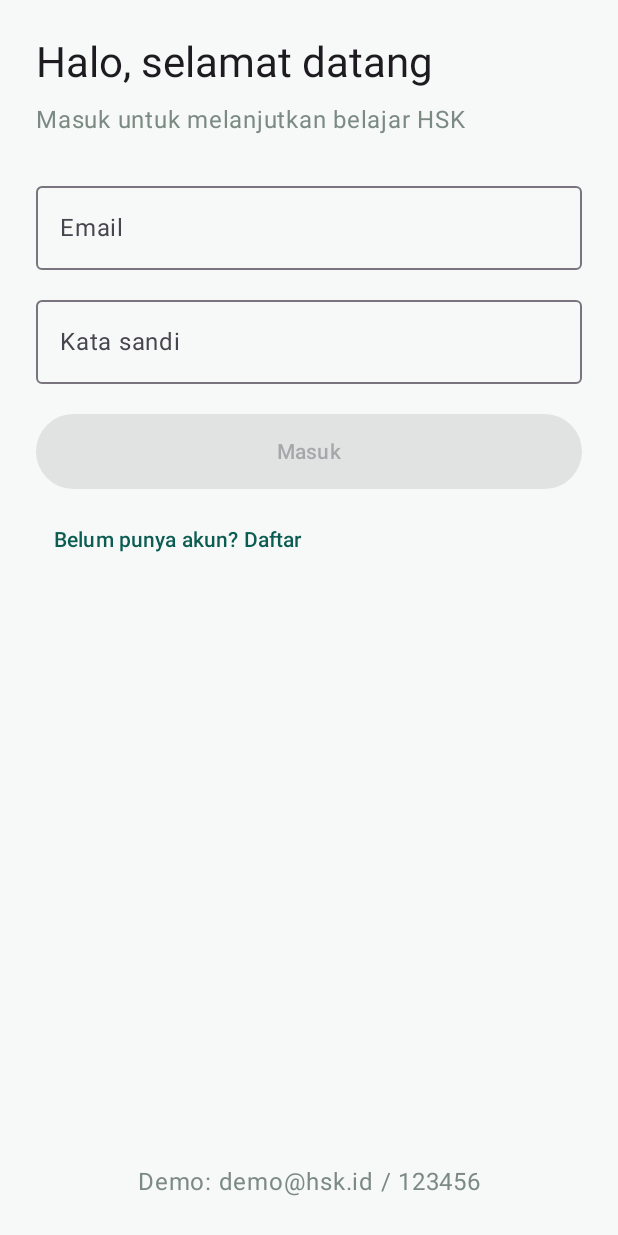
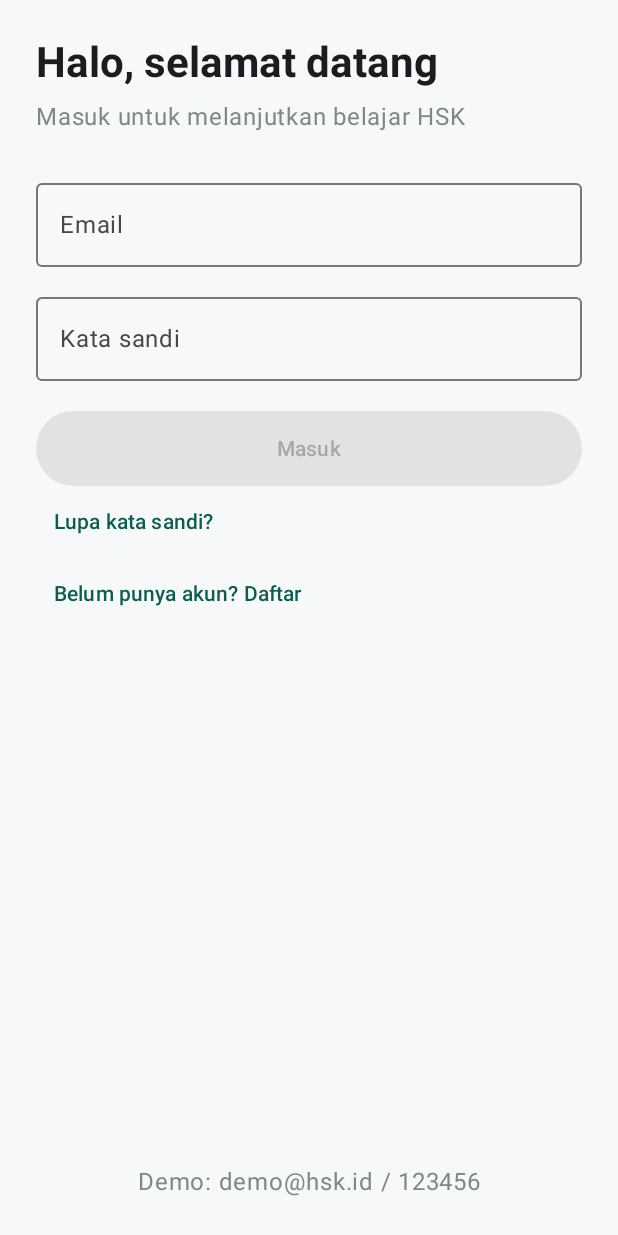
Before and after one commit to berich0709/eChinese, an Android app built with Jetpack Compose: the screen it shows after launch (MainActivity), on a phone screen of 412 x 824 dp. Run offline under Robolectric (Android 15) with nearby library versions, the phone set to English and light mode, and no system bars.

Commit message:
feat: 新增注册/找回密码、登录态与首页底部导航

```diff
--- a/app/src/main/java/com/echinese/app/MainActivity.kt
+++ b/app/src/main/java/com/echinese/app/MainActivity.kt
@@ -3,17 +3,26 @@ package com.echinese.app
 import android.os.Bundle
 import androidx.activity.ComponentActivity
 import androidx.activity.compose.setContent
+import androidx.compose.runtime.*
+import androidx.compose.ui.platform.LocalContext
 import androidx.compose.material3.MaterialTheme
 import androidx.compose.material3.Surface
 import com.echinese.core.EChineseTheme
-import com.echinese.feature.auth.LoginScreen
+import com.echinese.core.SessionStore
+import com.echinese.feature.auth.AuthFlow
 
 class MainActivity : ComponentActivity() {
     override fun onCreate(savedInstanceState: Bundle?) {
         super.onCreate(savedInstanceState)
         setContent {
             EChineseTheme {
-                Surface(color = MaterialTheme.colorScheme.background) { LoginScreen() }
+                val ctx = LocalContext.current
+                val store = remember { SessionStore(ctx) }
+                var user by remember { mutableStateOf(store.user()) }
+                Surface(color = MaterialTheme.colorScheme.background) {
+                    if (user == null) AuthFlow(onLoggedIn = { store.save(it); user = it })
+                    else HomeScreen(user = user!!, onLogout = { store.clear(); user = null })
+                }
             }
         }
     }
--- /dev/null
+++ b/core/src/main/java/com/echinese/core/SessionStore.kt
@@ -0,0 +1,24 @@
+package com.echinese.core
+
+import android.content.Context
+import com.echinese.domain.User
+
+/** 登录态本地存储；接入真实接口后 token 也放这里。 */
+class SessionStore(context: Context) {
+    private val sp = context.getSharedPreferences("eChinese.session", Context.MODE_PRIVATE)
+
+    fun save(user: User) {
+        sp.edit().putBoolean("logged_in", true)
+            .putString("id", user.id).putString("name", user.name)
+            .putString("email", user.email).putString("level", user.level).apply()
+    }
+
+    fun user(): User? = if (sp.getBoolean("logged_in", false)) User(
+        id = sp.getString("id", "") ?: "",
+        name = sp.getString("name", "") ?: "",
+        email = sp.getString("email", "") ?: "",
+        level = sp.getString("level", "HSK2") ?: "HSK2"
+    ) else null
+
+    fun clear() = sp.edit().clear().apply()
+}
--- /dev/null
+++ b/feature/auth/src/main/java/com/echinese/feature/auth/AuthFlow.kt
@@ -0,0 +1,136 @@
+package com.echinese.feature.auth
+
+import androidx.compose.foundation.layout.*
+import androidx.compose.foundation.rememberScrollState
+import androidx.compose.foundation.text.KeyboardOptions
+import androidx.compose.foundation.verticalScroll
+import androidx.compose.material3.*
+import androidx.compose.runtime.*
+import androidx.compose.ui.Alignment
+import androidx.compose.ui.Modifier
+import androidx.compose.ui.text.font.FontWeight
+import androidx.compose.ui.text.input.KeyboardType
+import androidx.compose.ui.text.input.PasswordVisualTransformation
+import androidx.compose.ui.unit.dp
+import com.echinese.core.Brand
+import com.echinese.core.Danger
+import com.echinese.core.Muted
+import com.echinese.data.MockAuthRepository
+import com.echinese.domain.User
+import kotlinx.coroutines.launch
+
+private enum class Mode { LOGIN, REGISTER, FORGOT }
+
+@Composable
+fun AuthFlow(onLoggedIn: (User) -> Unit) {
+    var mode by remember { mutableStateOf(Mode.LOGIN) }
+    val repo = remember { MockAuthRepository() }
+    val scope = rememberCoroutineScope()
+
+    var name by remember { mutableStateOf("") }
+    var email by remember { mutableStateOf("") }
+    var password by remember { mutableStateOf("") }
+    var error by remember { mutableStateOf<String?>(null) }
+    var info by remember { mutableStateOf<String?>(null) }
+    var loading by remember { mutableStateOf(false) }
+
+    fun reset() { error = null; info = null }
+
+    Column(
+        Modifier.fillMaxSize().verticalScroll(rememberScrollState()).padding(24.dp),
+        verticalArrangement = Arrangement.Center
+    ) {
+        Text(
+            when (mode) {
+                Mode.LOGIN -> "Halo, selamat datang"
+                Mode.REGISTER -> "Buat akun eChinese"
+                Mode.FORGOT -> "Atur ulang kata sandi"
+            },
+            style = MaterialTheme.typography.headlineMedium, fontWeight = FontWeight.Bold
+        )
+        Spacer(Modifier.height(6.dp))
+        Text(
+            when (mode) {
+                Mode.LOGIN -> "Masuk untuk melanjutkan belajar HSK"
+                Mode.REGISTER -> "Simpan progres dan rencana belajarmu"
+                Mode.FORGOT -> "Kami kirim tautan atur ulang ke emailmu"
+            }, color = Muted
+        )
+        Spacer(Modifier.height(24.dp))
+
+        if (mode == Mode.REGISTER) {
+            OutlinedTextField(name, { name = it; reset() }, label = { Text("Nama panggilan") },
+                singleLine = true, modifier = Modifier.fillMaxWidth())
+            Spacer(Modifier.height(12.dp))
+        }
+        OutlinedTextField(email, { email = it; reset() }, label = { Text("Email") }, singleLine = true,
+            keyboardOptions = KeyboardOptions(keyboardType = KeyboardType.Email), modifier = Modifier.fillMaxWidth())
+        Spacer(Modifier.height(12.dp))
+        if (mode != Mode.FORGOT) {
+            OutlinedTextField(password, { password = it; reset() }, label = { Text("Kata sandi") },
+                singleLine = true, visualTransformation = PasswordVisualTransformation(),
+                modifier = Modifier.fillMaxWidth())
+        }
+
+        error?.let { Spacer(Modifier.height(8.dp)); Text(it, color = Danger) }
+        info?.let { Spacer(Modifier.height(8.dp)); Text(it, color = Brand) }
+        Spacer(Modifier.height(20.dp))
+
+        val emailOk = Regex("^\\S+@\\S+\\.\\S+$").matches(email.trim())
+        val valid = when (mode) {
+            Mode.LOGIN, Mode.REGISTER -> emailOk && password.length >= 6 && (mode == Mode.LOGIN || name.isNotBlank())
+            Mode.FORGOT -> emailOk
+        }
+
+        Button(
+            onClick = {
+                error = null; info = null; loading = true
+                scope.launch {
+                    when (mode) {
+                        Mode.LOGIN -> repo.login(email.trim(), password)
+                            .onSuccess { onLoggedIn(it) }
+                            .onFailure { e ->
+                                error = when (e.message) {
+                                    "NO_USER" -> "Akun tidak ditemukan"
+                                    "BAD_PASSWORD" -> "Kata sandi salah"
+                                    else -> "Gagal masuk"
+                                }
+                            }
+                        Mode.REGISTER -> repo.register(name.trim(), email.trim(), password)
+                            .onSuccess { onLoggedIn(it) }
+                            .onFailure { e ->
+                                error = if (e.message == "EMAIL_TAKEN") "Email sudah terdaftar" else "Gagal mendaftar"
+                            }
+                        Mode.FORGOT -> info = "Tautan atur ulang sudah dikirim (contoh)."
+                    }
+                    loading = false
+                }
+            },
+            enabled = !loading && valid,
+            modifier = Modifier.fillMaxWidth().height(50.dp)
+        ) {
+            if (loading) CircularProgressIndicator(Modifier.size(18.dp), strokeWidth = 2.dp,
+                color = androidx.compose.ui.graphics.Color.White)
+            else Text(
+                when (mode) {
+                    Mode.LOGIN -> "Masuk"; Mode.REGISTER -> "Daftar"; Mode.FORGOT -> "Kirim tautan"
+                }
+            )
+        }
+
+        when (mode) {
+            Mode.LOGIN -> {
+                TextButton({ reset(); mode = Mode.FORGOT }) { Text("Lupa kata sandi?", color = Brand) }
+                TextButton({ reset(); mode = Mode.REGISTER }) { Text("Belum punya akun? Daftar", color = Brand) }
+            }
+            Mode.REGISTER -> TextButton({ reset(); mode = Mode.LOGIN }) { Text("Sudah punya akun? Masuk", color = Brand) }
+            Mode.FORGOT -> TextButton({ reset(); mode = Mode.LOGIN }) { Text("Kembali masuk", color = Brand) }
+        }
+
+        if (mode == Mode.LOGIN) {
+            Spacer(Modifier.weight(1f))
+            Text("Demo: demo@hsk.id / 123456", color = Muted,
+                modifier = Modifier.align(Alignment.CenterHorizontally))
+        }
+    }
+}
--- a/feature/auth/src/main/java/com/echinese/feature/auth/LoginScreen.kt
+++ /dev/null
@@ -1,57 +0,0 @@
-package com.echinese.feature.auth
-
-import androidx.compose.foundation.layout.*
-import androidx.compose.foundation.text.KeyboardOptions
-import androidx.compose.material3.*
-import androidx.compose.runtime.*
-import androidx.compose.ui.Alignment
-import androidx.compose.ui.Modifier
-import androidx.compose.ui.text.input.KeyboardType
-import androidx.compose.ui.text.input.PasswordVisualTransformation
-import androidx.compose.ui.unit.dp
-import com.echinese.core.Brand
-import com.echinese.core.Danger
-import com.echinese.core.Muted
-import com.echinese.data.MockAuthRepository
-import kotlinx.coroutines.launch
-
-@Composable
-fun LoginScreen() {
-    var email by remember { mutableStateOf("") }
-    var password by remember { mutableStateOf("") }
-    var error by remember { mutableStateOf<String?>(null) }
-    var loading by remember { mutableStateOf(false) }
-    val scope = rememberCoroutineScope()
-    val repo = remember { MockAuthRepository() }
-
-    Column(Modifier.fillMaxSize().padding(24.dp), verticalArrangement = Arrangement.Center) {
-        Text("Halo, selamat datang", style = MaterialTheme.typography.headlineMedium)
-        Spacer(Modifier.height(8.dp))
-        Text("Masuk untuk melanjutkan belajar HSK", color = Muted)
-        Spacer(Modifier.height(24.dp))
-        OutlinedTextField(email, { email = it }, label = { Text("Email") }, singleLine = true,
-            keyboardOptions = KeyboardOptions(keyboardType = KeyboardType.Email), modifier = Modifier.fillMaxWidth())
-        Spacer(Modifier.height(12.dp))
-        OutlinedTextField(password, { password = it }, label = { Text("Kata sandi") }, singleLine = true,
-            visualTransformation = PasswordVisualTransformation(), modifier = Modifier.fillMaxWidth())
-        if (error != null) { Spacer(Modifier.height(8.dp)); Text(error!!, color = Danger) }
-        Spacer(Modifier.height(20.dp))
-        Button(onClick = {
-            error = null; loading = true
-            scope.launch {
-                val r = repo.login(email.trim(), password)
-                loading = false
-                r.onFailure { e -> error = when (e.message) {
-                    "NO_USER" -> "Akun tidak ditemukan"; "BAD_PASSWORD" -> "Kata sandi salah"; else -> "Gagal masuk" } }
-            }
-        }, enabled = !loading && email.isNotBlank() && password.length >= 6,
-            modifier = Modifier.fillMaxWidth().height(50.dp)) {
-            if (loading) CircularProgressIndicator(Modifier.size(18.dp), color = androidx.compose.ui.graphics.Color.White, strokeWidth = 2.dp)
-            else Text("Masuk")
-        }
-        Spacer(Modifier.height(10.dp))
-        TextButton(onClick = {}) { Text("Belum punya akun? Daftar", color = Brand) }
-        Spacer(Modifier.weight(1f))
-        Text("Demo: demo@hsk.id / 123456", color = Muted, modifier = Modifier.align(Alignment.CenterHorizontally))
-    }
-}
```
Also changed, not shown: app/src/main/java/com/echinese/app/HomeScreen.kt (added, +124 -0 lines).
